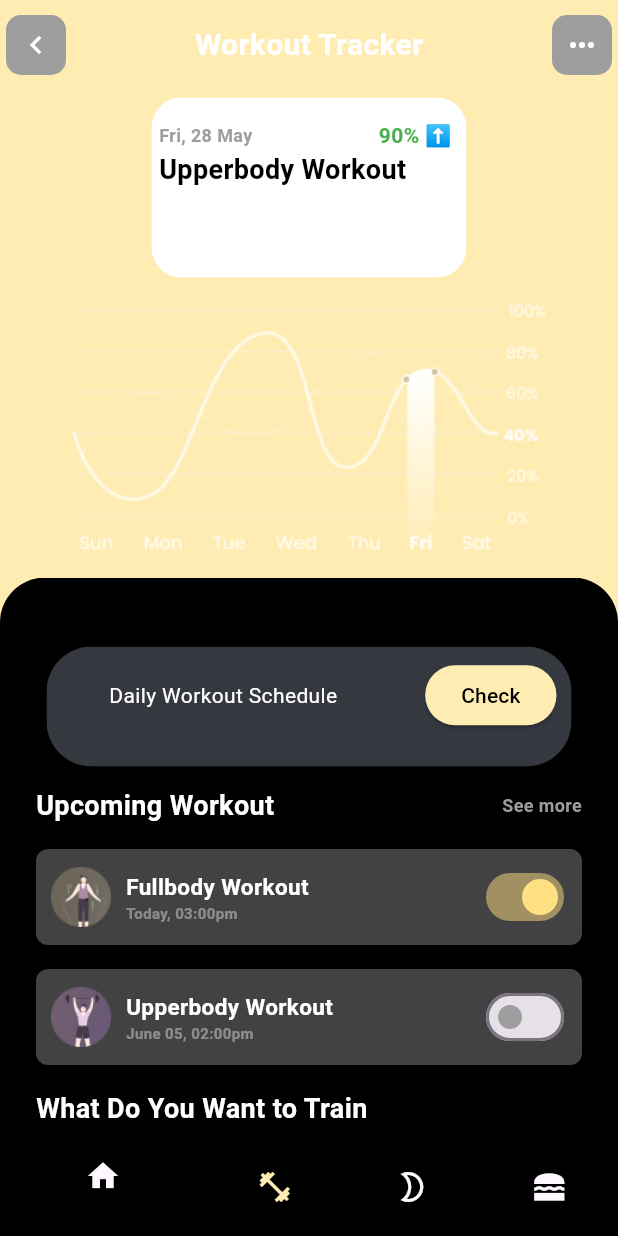
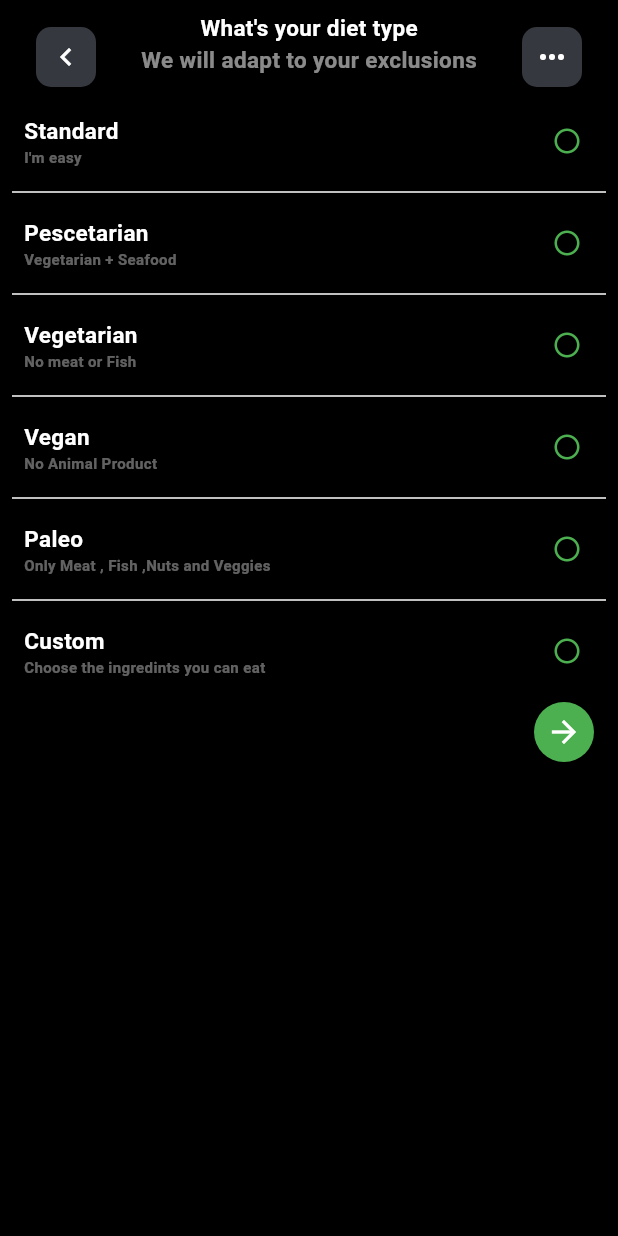
Before and after one commit to ErenySamir/Fitness, a Flutter app: the screen it shows after launch, on a phone screen of 412 x 824 dp. Run offline on Flutter 3.47's test engine with Material 3 defaults, Android fonts, the phone set to English and light mode, and no system bars; missing offline and left inert: bottom_sheet.

Commit message:
diet type

```diff
--- /dev/null
+++ b/lib/Profile/DietTybe.dart
@@ -0,0 +1,417 @@
+import 'package:fitness/Profile/Home.dart';
+import 'package:flutter/cupertino.dart';
+import 'package:flutter/material.dart';
+
+class DietTybes extends StatefulWidget {
+  @override
+  State<DietTybes> createState() {
+    return DietTybesState();
+  }
+}
+
+class DietTybesState extends State<DietTybes> {
+
+  List<bool> isSelectedList = List.generate(8, (index) => false);
+
+  void toggleSelection(int index) {
+    setState(() {
+      isSelectedList[index] = !isSelectedList[index];
+    });
+  }
+
+  @override
+  Widget build(BuildContext context) {
+    return Scaffold(
+      backgroundColor: Colors.black,
+      body: SingleChildScrollView(
+        child: Padding(
+          padding: const EdgeInsets.all(8.0),
+          child: Column(
+              crossAxisAlignment: CrossAxisAlignment.start,
+              children: <Widget>[
+                Container(
+                  padding: EdgeInsets.symmetric(horizontal: 16.0),
+                  height: 60.0,
+                  color: Colors.black12,
+                  child: Row(
+                    mainAxisAlignment: MainAxisAlignment.spaceBetween,
+                    children: <Widget>[
+                      Container(
+                        width: 40.0,
+                        height: 40.0,
+                        decoration: BoxDecoration(
+                          borderRadius: BorderRadius.circular(10.0),
+                          shape: BoxShape.rectangle,
+                          color: Color(0xFF35383F),
+                        ),
+
+                        child: IconButton(
+                          icon: Icon(Icons.navigate_before),
+                          color: Colors.white,
+                          onPressed: () {
+                            Navigator.of(context).pop(); // Navigate back to the previous page
+
+                          },
+                        ),
+                      ),
+
+                      Column(
+                        children: [
+                          Text(
+                            "What's your diet type",
+                            style: TextStyle(
+                              color: Colors.white,
+                              fontSize: 15,
+                              fontWeight: FontWeight.bold,
+                            ),
+                          ),
+
+                      Text(
+                        "We will adapt to your exclusions",
+                        style: TextStyle(
+                          color: Colors.white54,
+                          fontSize: 15,
+                          fontWeight: FontWeight.bold,
+                        ),
+                      ),
+                        ],
+                      ),
+                      Container(
+                        width: 40.0,
+                        height: 40.0,
+                        decoration: BoxDecoration(
+                          borderRadius: BorderRadius.circular(10.0),
+                          shape: BoxShape.rectangle,
+                          color: Color(0xFF35383F),
+                        ),
+                        child: IconButton(
+                          icon: Icon(Icons.more_horiz),
+                          color: Colors.white,
+                          onPressed: () {
+                            // Add your action here for the back arrow
+                          },
+                        ),
+                      ),
+                    ],
+                  ),
+                ),
+                SingleChildScrollView(
+                  child: Column(
+                    crossAxisAlignment: CrossAxisAlignment.start,
+                    children: <Widget>[
+                      Padding(
+                        padding: const EdgeInsets.all(8.0),
+                        child: Row(
+                          mainAxisAlignment: MainAxisAlignment.start,
+                          children: <Widget>[
+                            const SizedBox(height: 20),
+                            Expanded(
+                              child: Column(
+                                crossAxisAlignment: CrossAxisAlignment.start,
+                                children: <Widget>[
+                                  Text(
+                                    "Standard ",
+                                    style: TextStyle(
+                                      color: Colors.white,
+                                      fontSize: 15,
+                                      fontWeight: FontWeight.bold,
+                                    ),
+                                  ),
+                                  Text(
+                                    "I'm easy",
+                                    style: TextStyle(
+                                      color: Colors.white38,
+                                      fontSize: 10,
+                                      fontWeight: FontWeight.bold,
+                                    ),
+                                  ),
+                                ],
+                              ),
+                            ),
+                            GestureDetector(
+                              onTap: () => toggleSelection(0), // Pass the index of the icon
+                              child: Padding(
+                                padding: const EdgeInsets.all(8.0),
+                                child: Icon(
+                                  isSelectedList[0] ? Icons.check_circle : Icons.circle_outlined,
+                                  color: Colors.green,
+                                  size: 20.0,
+                                ),
+                              ),
+                            )
+                          ],
+                        ),
+                      ),
+                      Divider(
+                        color: Colors.white,
+                        thickness: 1, // Adjust the thickness as per your requirement
+                      ),
+                      Padding(
+                        padding: const EdgeInsets.all(8.0),
+                        child: Row(
+                          mainAxisAlignment: MainAxisAlignment.start,
+                          children: <Widget>[
+                            const SizedBox(height: 20),
+                            Expanded(
+                              child: Column(
+                                crossAxisAlignment: CrossAxisAlignment.start,
+                                children: <Widget>[
+                                  Text(
+                                    "Pescetarian",
+                                    style: TextStyle(
+                                      color: Colors.white,
+                                      fontSize: 15,
+                                      fontWeight: FontWeight.bold,
+                                    ),
+                                  ),
+                                  Text(
+                                    "Vegetarian + Seafood",
+                                    style: TextStyle(
+                                      color: Colors.white38,
+                                      fontSize: 10,
+                                      fontWeight: FontWeight.bold,
+                                    ),
+                                  ),
+                                ],
+                              ),
+                            ),
+                            GestureDetector(
+                              onTap: () => toggleSelection(1), // Pass the index of the icon
+                              child: Padding(
+                                padding: const EdgeInsets.all(8.0),
+                                child: Icon(
+                                  isSelectedList[1] ? Icons.check_circle : Icons.circle_outlined,
+
+                                 color: Colors.green,
+                                  size: 20.0,
+                                ),
+                              ),
+                            )
+                          ],
+                        ),
+                      ),
+                      Divider(
+                        color: Colors.white,
+                        thickness: 1, // Adjust the thickness as per your requirement
+                      ),
+                      Padding(
+                        padding: const EdgeInsets.all(8.0),
+                        child: Row(
+                          mainAxisAlignment: MainAxisAlignment.start,
+                          children: <Widget>[
+                            const SizedBox(height: 20),
+                            Expanded(
+                              child: Column(
+                                crossAxisAlignment: CrossAxisAlignment.start,
+                                children: <Widget>[
+                                  Text(
+                                    "Vegetarian",
+                                    style: TextStyle(
+                                      color: Colors.white,
+                                      fontSize: 15,
+                                      fontWeight: FontWeight.bold,
+                                    ),
+                                  ),
+                                  Text(
+                                    "No meat or Fish",
+                                    style: TextStyle(
+                                      color: Colors.white38,
+                                      fontSize: 10,
+                                      fontWeight: FontWeight.bold,
+                                    ),
+                                  ),
+
+                                ],
+                              ),
+                            ),
+                            GestureDetector(
+                              onTap: () => toggleSelection(2), // Pass the index of the icon
+                              child: Padding(
+                                padding: const EdgeInsets.all(8.0),
+                                child: Icon(
+                                  isSelectedList[2] ?Icons.check_circle : Icons.circle_outlined,
+
+                                 color: Colors.green,
+                                  size: 20.0,
+                                ),
+                              ),
+                            )
+                          ],
+                        ),
+                      ),
+                      Divider(
+                        color: Colors.white,
+                        thickness: 1, // Adjust the thickness as per your requirement
+                      ),
+                      Padding(
+                        padding: const EdgeInsets.all(8.0),
+                        child: Row(
+                          mainAxisAlignment: MainAxisAlignment.start,
+                          children: <Widget>[
+                            const SizedBox(height: 20),
+                            Expanded(
+                              child: Column(
+                                crossAxisAlignment: CrossAxisAlignment.start,
+                                children: <Widget>[
+                                  Text(
+                                    "Vegan",
+                                    style: TextStyle(
+                                      color: Colors.white,
+                                      fontSize: 15,
+                                      fontWeight: FontWeight.bold,
+                                    ),
+                                  ),
+                                  Text(
+                                    "No Animal Product",
+                                    style: TextStyle(
+                                      color: Colors.white38,
+                                      fontSize: 10,
+                                      fontWeight: FontWeight.bold,
+                                    ),
+                                  ),
+                                ],
+                              ),
+                            ),
+                            GestureDetector(
+                              onTap: () => toggleSelection(3), // Pass the index of the icon
+                              child: Padding(
+                                padding: const EdgeInsets.all(8.0),
+                                child: Icon(
+                                  isSelectedList[3] ?Icons.check_circle : Icons.circle_outlined,
+
+                                 color: Colors.green,
+                                  size: 20.0,
+                                ),
+                              ),
+                            )
+                          ],
+                        ),
+                      ),
+                      Divider(
+                        color: Colors.white,
+                        thickness: 1, // Adjust the thickness as per your requirement
+                      ),
+                      Padding(
+                        padding: const EdgeInsets.all(8.0),
+                        child: Row(
+                          mainAxisAlignment: MainAxisAlignment.start,
+                          children: <Widget>[
+                            const SizedBox(height: 20),
+                            Expanded(
+                              child: Column(
+                                crossAxisAlignment: CrossAxisAlignment.start,
+                                children: <Widget>[
+                                  Text(
+                                    "Paleo",
+                                    style: TextStyle(
+                                      color: Colors.white,
+                                      fontSize: 15,
+                                      fontWeight: FontWeight.bold,
+                                    ),
+                                  ),
+                                  Text(
+                                    "Only Meat , Fish ,Nuts and Veggies",
+                                    style: TextStyle(
+                                      color: Colors.white38,
+                                      fontSize: 10,
+                                      fontWeight: FontWeight.bold,
+                                    ),
+                                  ),
+                                ],
+                              ),
+                            ),
+                            GestureDetector(
+                              onTap: () => toggleSelection(4), // Pass the index of the icon
+                              child: Padding(
+                                padding: const EdgeInsets.all(8.0),
+                                child: Icon(
+                                  isSelectedList[4] ?Icons.check_circle : Icons.circle_outlined,
+                                 color: Colors.green,
+                                  size: 20.0,
+                                ),
+                              ),
+                            )
+                          ],
+                        ),
+                      ),
+                      Divider(
+                        color: Colors.white,
+                        thickness: 1, // Adjust the thickness as per your requirement
+                      ),
+                      Padding(
+                        padding: const EdgeInsets.all(8.0),
+                        child: Row(
+                          mainAxisAlignment: MainAxisAlignment.start,
+                          children: <Widget>[
+                            const SizedBox(height: 20),
+                            Expanded(
+                              child: Column(
+                                crossAxisAlignment: CrossAxisAlignment.start,
+                                children: <Widget>[
+                                  Text(
+                                    "Custom",
+                                    style: TextStyle(
+                                      color: Colors.white,
+                                      fontSize: 15,
+                                      fontWeight: FontWeight.bold,
+                                    ),
+                                  ),
+                                  Text(
+                                    "Choose the ingredints you can eat",
+                                    style: TextStyle(
+                                      color: Colors.white38,
+                                      fontSize: 10,
+                                      fontWeight: FontWeight.bold,
+                                    ),
+                                  ),
+                                ],
+                              ),
+                            ),
+                            GestureDetector(
+                              onTap: () => toggleSelection(5), // Pass the index of the icon
+                              child: Padding(
+                                padding: const EdgeInsets.all(8.0),
+                                child: Icon(
+                                  isSelectedList[5] ?Icons.check_circle : Icons.circle_outlined,
+                                 color: Colors.green,
+                                  size: 20.0,
+                                ),
+                              ),
+                            )
+                          ],
+                        ),
+                      ),
+                      Padding(
+                        padding: const EdgeInsets.all(8.0),
+                        child: Align(
+                          alignment: Alignment.bottomRight,
+                          child: Container(
+                            width: 40.0,
+                            height: 40.0,
+                            decoration: BoxDecoration(
+                              // borderRadius: BorderRadius.circular(10.0),
+                              shape: BoxShape.circle,
+                              color: Colors.green,
+                            ),
+
+                            child: IconButton(
+                              icon: Icon(Icons.arrow_forward),
+                              color: Colors.white,
+                              onPressed: () {
+                                Navigator.of(context).pop(); // Navigate back to the previous page
+
+                              },
+                            ),
+                          ),
+                        ),
+                      ),
+
+                    ],
+                  ),
+                ),
+              ]),
+        ),
+      ),
+    );
+  }
+}
--- a/lib/main.dart
+++ b/lib/main.dart
@@ -6,6 +6,7 @@ import 'package:fitness/Meals/CategoryBreakfast.dart';
 import 'package:fitness/Meals/MealPlanner.dart';
 import 'package:fitness/Meals/MealSchedule.dart';
 import 'package:fitness/Messages/Chat.dart';
+import 'package:fitness/Profile/DietTybe.dart';
 import 'package:fitness/Profile/Home.dart';
 import 'package:fitness/Login/LogIn.dart';
 import 'package:fitness/Login/Register.dart';
@@ -36,7 +37,7 @@ void main() {
   runApp(
       MaterialApp(
         debugShowCheckedModeBanner: false,
-        home:WorkoutTracker(),
+        home:DietTybes(),
       )
   );
 }
```
